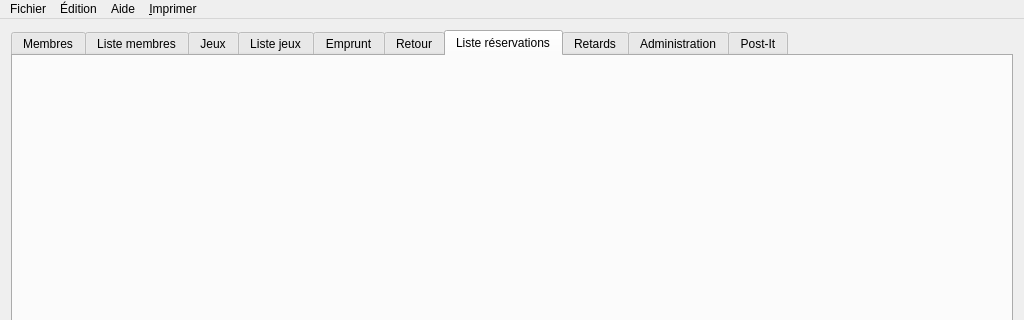
Old version of the form f_mainwindow.ui in the repository nivhg/ludopen; both pictures show x 0 to 1024 and y 0 to 320 of the 1024 by 768 pixel window.
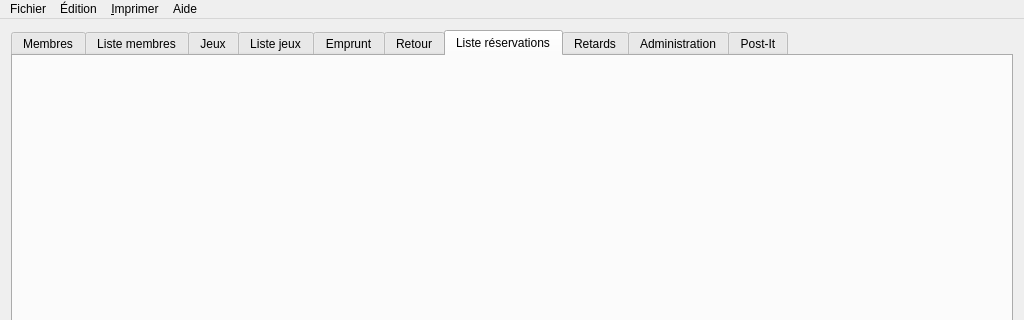
New version of the form. Icons and pictures are not drawn.

Diff of the .ui file:
```diff
--- a/f_mainwindow.ui
+++ b/f_mainwindow.ui
@@ -251,8 +251,8 @@
    </widget>
    <addaction name="menuFichier"/>
    <addaction name="menu_Edition"/>
-   <addaction name="menuAide"/>
    <addaction name="menuImprimer"/>
+   <addaction name="menuAide"/>
   </widget>
   <action name="Menu_Fichier_Quitter">
    <property name="text">
```
